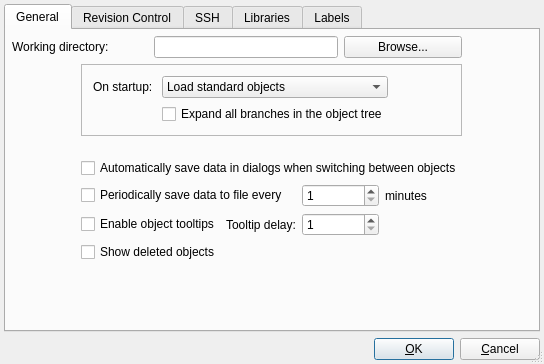
Above: src/gui/prefsdialog_q.ui from fwbuilder/fwbuilder before the change. Below: the same form after it.
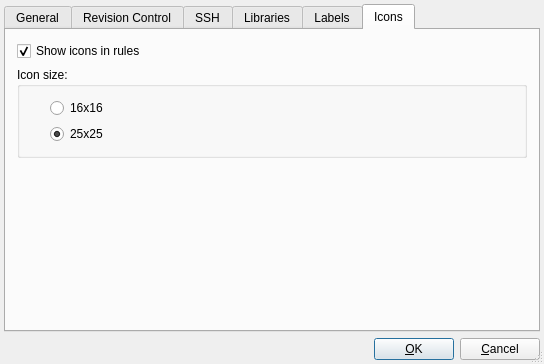
That is the form after the change. The open tabs and pages were chosen to show the change.

Patch:
```diff
--- a/src/gui/prefsdialog_q.ui
+++ b/src/gui/prefsdialog_q.ui
@@ -22,7 +22,19 @@
    <property name="margin" >
     <number>4</number>
    </property>
-   <property name="spacing" >
+   <property name="topMargin" >
+    <number>4</number>
+   </property>
+   <property name="rightMargin" >
+    <number>4</number>
+   </property>
+   <property name="bottomMargin" >
+    <number>4</number>
+   </property>
+   <property name="horizontalSpacing" >
+    <number>6</number>
+   </property>
+   <property name="verticalSpacing" >
     <number>6</number>
    </property>
    <item row="1" column="0" >
@@ -90,7 +102,19 @@
        <property name="margin" >
         <number>6</number>
        </property>
-       <property name="spacing" >
+       <property name="topMargin" >
+        <number>6</number>
+       </property>
+       <property name="rightMargin" >
+        <number>6</number>
+       </property>
+       <property name="bottomMargin" >
+        <number>6</number>
+       </property>
+       <property name="horizontalSpacing" >
+        <number>6</number>
+       </property>
+       <property name="verticalSpacing" >
         <number>6</number>
        </property>
        <item row="2" column="2" colspan="2" >
@@ -314,7 +338,19 @@
           <property name="margin" >
            <number>11</number>
           </property>
-          <property name="spacing" >
+          <property name="topMargin" >
+           <number>11</number>
+          </property>
+          <property name="rightMargin" >
+           <number>11</number>
+          </property>
+          <property name="bottomMargin" >
+           <number>11</number>
+          </property>
+          <property name="horizontalSpacing" >
+           <number>6</number>
+          </property>
+          <property name="verticalSpacing" >
            <number>6</number>
           </property>
           <item row="0" column="0" >
@@ -370,9 +406,7 @@
        <item row="0" column="0" colspan="2" >
         <widget class="QLabel" name="textLabel1" >
          <property name="sizePolicy" >
-          <sizepolicy>
-           <hsizetype>1</hsizetype>
-           <vsizetype>5</vsizetype>
+          <sizepolicy vsizetype="Preferred" hsizetype="Minimum" >
            <horstretch>0</horstretch>
            <verstretch>0</verstretch>
           </sizepolicy>
@@ -388,9 +422,7 @@
        <item row="0" column="2" colspan="3" >
         <widget class="QLineEdit" name="wDir" >
          <property name="sizePolicy" >
-          <sizepolicy>
-           <hsizetype>7</hsizetype>
-           <vsizetype>0</vsizetype>
+          <sizepolicy vsizetype="Fixed" hsizetype="Expanding" >
            <horstretch>0</horstretch>
            <verstretch>0</verstretch>
           </sizepolicy>
@@ -400,9 +432,7 @@
        <item row="0" column="5" colspan="3" >
         <widget class="QPushButton" name="browseWDir" >
          <property name="sizePolicy" >
-          <sizepolicy>
-           <hsizetype>5</hsizetype>
-           <vsizetype>0</vsizetype>
+          <sizepolicy vsizetype="Fixed" hsizetype="Preferred" >
            <horstretch>0</horstretch>
            <verstretch>0</verstretch>
           </sizepolicy>
@@ -753,6 +783,68 @@
        </item>
       </layout>
      </widget>
+     <widget class="QWidget" name="tabIcons" >
+      <attribute name="title" >
+       <string>Icons</string>
+      </attribute>
+      <attribute name="toolTip" >
+       <string>Icons settings</string>
+      </attribute>
+      <layout class="QVBoxLayout" >
+       <item>
+        <widget class="QCheckBox" name="chShowIcons" >
+         <property name="text" >
+          <string>Show icons in rules</string>
+         </property>
+         <property name="checked" >
+          <bool>true</bool>
+         </property>
+        </widget>
+       </item>
+       <item>
+        <widget class="QGroupBox" name="groupBox" >
+         <property name="title" >
+          <string>Icon size:</string>
+         </property>
+         <layout class="QVBoxLayout" >
+          <property name="leftMargin" >
+           <number>30</number>
+          </property>
+          <item>
+           <widget class="QRadioButton" name="rb16" >
+            <property name="text" >
+             <string>16x16</string>
+            </property>
+           </widget>
+          </item>
+          <item>
+           <widget class="QRadioButton" name="rb25" >
+            <property name="text" >
+             <string>25x25</string>
+            </property>
+            <property name="checked" >
+             <bool>true</bool>
+            </property>
+           </widget>
+          </item>
+         </layout>
+        </widget>
+       </item>
+       <item>
+        <spacer>
+         <property name="orientation" >
+          <enum>Qt::Vertical</enum>
+         </property>
+         <property name="sizeHint" >
+          <size>
+           <width>20</width>
+           <height>40</height>
+          </size>
+         </property>
+        </spacer>
+       </item>
+      </layout>
+     </widget>
     </widget>
    </item>
   </layout>
```
Left out of the diff: 119 changed lines with no effect on the pictures.
